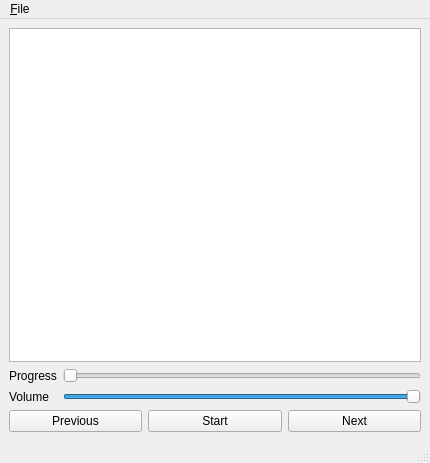
MichalKopyt/Qt-music-player, file MainWindow.ui: the form before one commit.
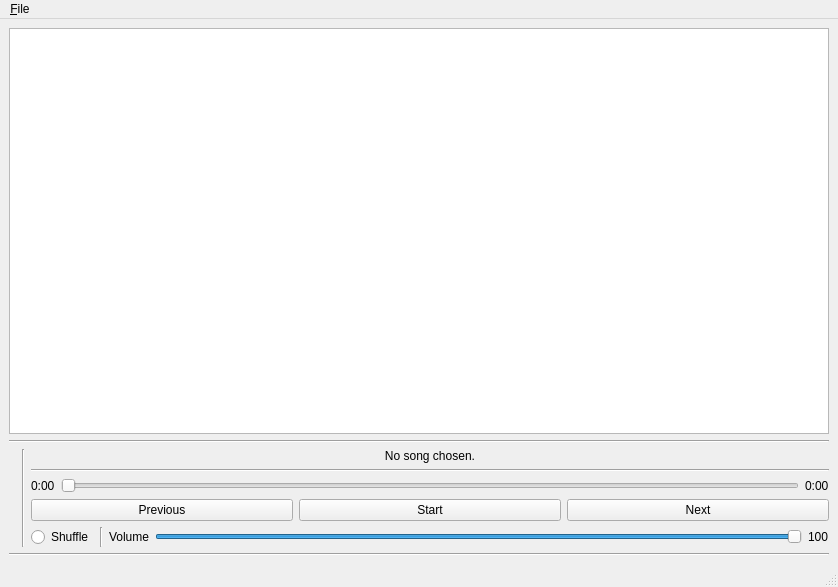
The form after the commit.

Commit message: Player design changes

Diff of the .ui file:
```diff
--- a/MainWindow.ui
+++ b/MainWindow.ui
@@ -6,55 +6,95 @@
    <rect>
     <x>0</x>
     <y>0</y>
-    <width>430</width>
-    <height>463</height>
+    <width>838</width>
+    <height>587</height>
    </rect>
   </property>
   <property name="windowTitle">
    <string>MainWindow</string>
   </property>
   <widget class="QWidget" name="centralwidget">
-   <layout class="QVBoxLayout" name="verticalLayout">
-    <item>
-     <widget class="QListView" name="listView"/>
-    </item>
-    <item>
-     <layout class="QFormLayout" name="formLayout">
+   <layout class="QGridLayout" name="gridLayout">
       <item row="0" column="0">
+     <layout class="QVBoxLayout" name="verticalLayout_2">
+      <item>
+       <widget class="QTableView" name="tableView"/>
+      </item>
+      <item>
+       <widget class="Line" name="line_2">
+        <property name="orientation">
+         <enum>Qt::Horizontal</enum>
+        </property>
+       </widget>
+      </item>
+      <item>
+       <layout class="QHBoxLayout" name="horizontalLayout_4">
+        <item>
+         <widget class="QLabel" name="coverLabel">
+          <property name="sizePolicy">
+           <sizepolicy hsizetype="Minimum" vsizetype="Minimum">
+            <horstretch>0</horstretch>
+            <verstretch>0</verstretch>
+           </sizepolicy>
+          </property>
+          <property name="text">
+           <string/>
+          </property>
+         </widget>
+        </item>
+        <item>
+         <widget class="Line" name="line_5">
+          <property name="orientation">
+           <enum>Qt::Vertical</enum>
+          </property>
+         </widget>
+        </item>
+        <item>
+         <layout class="QVBoxLayout" name="verticalLayout">
+          <item>
+           <widget class="QLabel" name="playedSongLabel">
+            <property name="text">
+             <string>No song chosen.</string>
+            </property>
+            <property name="alignment">
+             <set>Qt::AlignCenter</set>
+            </property>
+           </widget>
+          </item>
+          <item>
+           <widget class="Line" name="line_3">
+            <property name="orientation">
+             <enum>Qt::Horizontal</enum>
+            </property>
+           </widget>
+          </item>
+          <item>
+           <layout class="QHBoxLayout" name="horizontalLayout_3">
+            <item>
        <widget class="QLabel" name="progressLabel">
         <property name="text">
-         <string>Progress</string>
+               <string>0:00</string>
         </property>
        </widget>
       </item>
-      <item row="0" column="1">
+            <item>
        <widget class="QSlider" name="progressSlider">
         <property name="orientation">
          <enum>Qt::Horizontal</enum>
         </property>
        </widget>
       </item>
-      <item row="1" column="0">
-       <widget class="QLabel" name="volumeLabel">
+            <item>
+             <widget class="QLabel" name="durationLabel">
         <property name="text">
-         <string>Volume</string>
-        </property>
-       </widget>
-      </item>
-      <item row="1" column="1">
-       <widget class="QSlider" name="volumeSlider">
-        <property name="value">
-         <number>99</number>
-        </property>
-        <property name="orientation">
-         <enum>Qt::Horizontal</enum>
+               <string>0:00</string>
         </property>
        </widget>
       </item>
      </layout>
     </item>
     <item>
-     <layout class="QHBoxLayout" name="horizontalLayout">
+           <layout class="QHBoxLayout" name="horizontalLayout_2">
       <item>
        <widget class="QPushButton" name="previousButton">
         <property name="text">
@@ -78,6 +118,64 @@
       </item>
      </layout>
     </item>
+          <item>
+           <layout class="QHBoxLayout" name="horizontalLayout">
+            <item>
+             <widget class="QRadioButton" name="shuffleButton">
+              <property name="text">
+               <string>Shuffle</string>
+              </property>
+             </widget>
+            </item>
+            <item>
+             <widget class="Line" name="line">
+              <property name="orientation">
+               <enum>Qt::Vertical</enum>
+              </property>
+             </widget>
+            </item>
+            <item>
+             <widget class="QLabel" name="volumeLabel">
+              <property name="text">
+               <string>Volume</string>
+              </property>
+             </widget>
+            </item>
+            <item>
+             <widget class="QSlider" name="volumeSlider">
+              <property name="maximum">
+               <number>100</number>
+              </property>
+              <property name="value">
+               <number>100</number>
+              </property>
+              <property name="orientation">
+               <enum>Qt::Horizontal</enum>
+              </property>
+             </widget>
+            </item>
+            <item>
+             <widget class="QLabel" name="volumeValueLabel">
+              <property name="text">
+               <string>100</string>
+              </property>
+             </widget>
+            </item>
+           </layout>
+          </item>
+         </layout>
+        </item>
+       </layout>
+      </item>
+      <item>
+       <widget class="Line" name="line_4">
+        <property name="orientation">
+         <enum>Qt::Horizontal</enum>
+        </property>
+       </widget>
+      </item>
+     </layout>
+    </item>
    </layout>
   </widget>
   <widget class="QMenuBar" name="menubar">
@@ -85,7 +183,7 @@
     <rect>
      <x>0</x>
      <y>0</y>
-     <width>430</width>
+     <width>838</width>
      <height>20</height>
     </rect>
    </property>
```
Left out of the diff: 19 changed lines with no effect on the pictures. Lines whose indentation alone changed are shown as unchanged. The commit also changes 5 other files.
